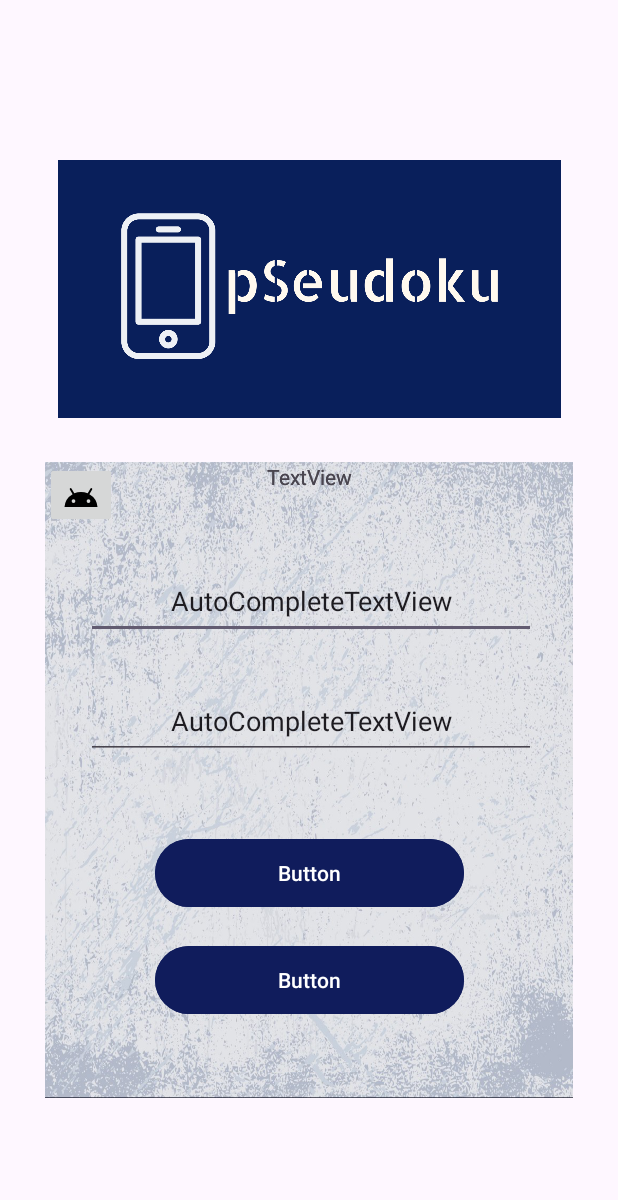
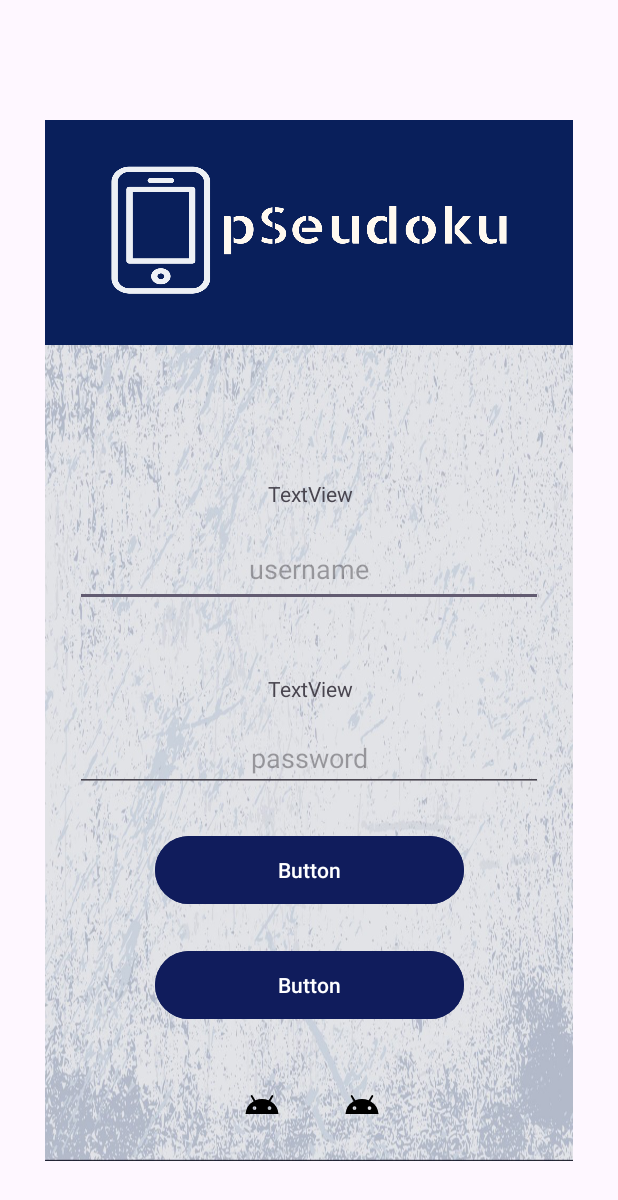
Before and after one commit to alcanl/pseudoku-mobile-app, an Android app built with Jetpack Compose: the LoginActivity screen opened directly, with no data from a screen before it, on a phone screen of 412 x 824 dp. Shown: the top 1200 px of the screen. Run offline under Robolectric (Android 15) with nearby library versions, the phone set to English and light mode, and no system bars; our stand-ins replace Dagger/Hilt's generated code, data binding.

Commit message:
21.03.2024 | LoginActivity design in process

```diff
--- a/app/src/main/res/layout/activity_login.xml
+++ b/app/src/main/res/layout/activity_login.xml
@@ -8,75 +8,67 @@
         android:layout_height="match_parent"
         tools:context="com.alcanl.sudoku.LoginActivity">
 
-        <ImageView
-            android:id="@+id/imageView3"
-            android:layout_width="335dp"
-            android:layout_height="385dp"
+        <androidx.constraintlayout.widget.ConstraintLayout
+            android:layout_width="0dp"
+            android:layout_height="0dp"
+            android:layout_marginStart="30dp"
+            android:layout_marginTop="80dp"
+            android:layout_marginEnd="30dp"
+            android:layout_marginBottom="50dp"
+            android:background="@drawable/table_background"
             app:layout_constraintBottom_toBottomOf="parent"
             app:layout_constraintEnd_toEndOf="parent"
             app:layout_constraintStart_toStartOf="parent"
             app:layout_constraintTop_toTopOf="parent"
-            app:layout_constraintVertical_bias="0.0"
-            app:srcCompat="@drawable/pseudoku_high_logo"
-            tools:ignore="ContentDescription" />
+            app:layout_constraintVertical_bias="0.0">
 
-        <androidx.constraintlayout.widget.ConstraintLayout
-            android:layout_width="0dp"
-            android:layout_height="424dp"
-            android:layout_marginStart="30dp"
-            android:layout_marginEnd="30dp"
-            android:background="@drawable/table_background"
-            app:layout_constraintBottom_toBottomOf="parent"
-            app:layout_constraintEnd_toEndOf="parent"
-            app:layout_constraintHorizontal_bias="0.0"
-            app:layout_constraintStart_toStartOf="parent"
-            app:layout_constraintTop_toTopOf="parent"
-            app:layout_constraintVertical_bias="0.77">
+            <ImageView
+                android:id="@+id/imageView3"
+                android:layout_width="0dp"
+                android:layout_height="150dp"
+                android:scaleType="fitXY"
+                app:layout_constraintBottom_toBottomOf="parent"
+                app:layout_constraintEnd_toEndOf="parent"
+                app:layout_constraintHorizontal_bias="0.0"
+                app:layout_constraintStart_toStartOf="parent"
+                app:layout_constraintTop_toTopOf="parent"
+                app:layout_constraintVertical_bias="0.0"
+                app:srcCompat="@drawable/pseudoku_high_logo"
+                tools:ignore="ContentDescription" />
 
             <Button
                 android:id="@+id/button"
                 android:layout_width="206dp"
                 android:layout_height="53dp"
+                android:backgroundTint="@color/theme_blue"
                 android:text="Button"
-                android:backgroundTint="@color/theme_blue"
                 app:layout_constraintBottom_toBottomOf="parent"
                 app:layout_constraintEnd_toEndOf="parent"
                 app:layout_constraintStart_toStartOf="parent"
                 app:layout_constraintTop_toTopOf="parent"
-                app:layout_constraintVertical_bias="0.668" />
+                app:layout_constraintVertical_bias="0.739" />
 
             <AutoCompleteTextView
                 android:id="@+id/autoCompleteTextView"
-                android:layout_width="300dp"
+                android:layout_width="0dp"
                 android:layout_height="50dp"
-                android:text="AutoCompleteTextView"
+                android:layout_marginStart="20dp"
+                android:layout_marginEnd="20dp"
+                android:hint="username"
                 android:textAlignment="center"
                 app:layout_constraintBottom_toBottomOf="parent"
                 app:layout_constraintEnd_toEndOf="parent"
                 app:layout_constraintHorizontal_bias="0.531"
                 app:layout_constraintStart_toStartOf="parent"
                 app:layout_constraintTop_toTopOf="parent"
-                app:layout_constraintVertical_bias="0.181" />
-
-            <AutoCompleteTextView
-                android:id="@+id/autoCompleteTextView2"
-                android:layout_width="300dp"
-                android:layout_height="50dp"
-                android:text="AutoCompleteTextView"
-                android:textAlignment="center"
-                app:layout_constraintBottom_toBottomOf="parent"
-                app:layout_constraintEnd_toEndOf="parent"
-                app:layout_constraintHorizontal_bias="0.531"
-                app:layout_constraintStart_toStartOf="parent"
-                app:layout_constraintTop_toTopOf="parent"
-                app:layout_constraintVertical_bias="0.395" />
+                app:layout_constraintVertical_bias="0.426" />
 
             <Button
                 android:id="@+id/button2"
                 android:layout_width="206dp"
                 android:layout_height="53dp"
+                android:backgroundTint="@color/theme_blue"
                 android:text="Button"
-                android:backgroundTint="@color/theme_blue"
                 app:layout_constraintBottom_toBottomOf="parent"
                 app:layout_constraintEnd_toEndOf="parent"
                 app:layout_constraintStart_toStartOf="parent"
@@ -88,34 +80,67 @@
                 android:layout_width="wrap_content"
                 android:layout_height="wrap_content"
                 android:text="TextView"
+                app:layout_constraintBottom_toBottomOf="parent"
                 app:layout_constraintEnd_toEndOf="parent"
+                app:layout_constraintHorizontal_bias="0.503"
                 app:layout_constraintStart_toStartOf="parent"
-                tools:layout_editor_absoluteY="35dp" />
+                app:layout_constraintTop_toTopOf="parent"
+                app:layout_constraintVertical_bias="0.547" />
 
             <TextView
                 android:id="@+id/textView9"
                 android:layout_width="wrap_content"
                 android:layout_height="wrap_content"
                 android:text="TextView"
+                app:layout_constraintBottom_toBottomOf="parent"
                 app:layout_constraintEnd_toEndOf="parent"
+                app:layout_constraintHorizontal_bias="0.503"
                 app:layout_constraintStart_toStartOf="parent"
-                tools:layout_editor_absoluteY="123dp" />
+                app:layout_constraintTop_toTopOf="parent"
+                app:layout_constraintVertical_bias="0.355" />
 
             <ImageButton
                 android:id="@+id/imageButton"
                 android:layout_width="wrap_content"
                 android:layout_height="wrap_content"
-                app:srcCompat="@drawable/ic_android_black_24dp"
-                tools:layout_editor_absoluteX="104dp"
-                tools:layout_editor_absoluteY="380dp" />
+                android:backgroundTint="#00FFFFFF"
+                app:layout_constraintBottom_toBottomOf="parent"
+                app:layout_constraintEnd_toEndOf="parent"
+                app:layout_constraintHorizontal_bias="0.397"
+                app:layout_constraintStart_toStartOf="parent"
+                app:layout_constraintTop_toTopOf="parent"
+                app:layout_constraintVertical_bias="0.973"
+                app:srcCompat="@drawable/ic_android_black_24dp" />
 
             <ImageButton
                 android:id="@+id/imageButton2"
                 android:layout_width="wrap_content"
                 android:layout_height="wrap_content"
-                app:srcCompat="@drawable/ic_android_black_24dp"
-                tools:layout_editor_absoluteX="179dp"
-                tools:layout_editor_absoluteY="380dp" />
+                android:backgroundTint="#00FFFFFF"
+                app:layout_constraintBottom_toBottomOf="parent"
+                app:layout_constraintEnd_toEndOf="parent"
+                app:layout_constraintHorizontal_bias="0.616"
+                app:layout_constraintStart_toStartOf="parent"
+                app:layout_constraintTop_toTopOf="parent"
+                app:layout_constraintVertical_bias="0.973"
+                app:srcCompat="@drawable/ic_android_black_24dp" />
+
+            <EditText
+                android:id="@+id/editTextTextPassword"
+                android:layout_width="0dp"
+                android:layout_height="wrap_content"
+                android:layout_marginStart="20dp"
+                android:layout_marginEnd="20dp"
+                android:ems="10"
+                android:inputType="textPassword"
+                android:hint="password"
+                android:textAlignment="center"
+                app:layout_constraintBottom_toBottomOf="parent"
+                app:layout_constraintEnd_toEndOf="parent"
+                app:layout_constraintHorizontal_bias="0.504"
+                app:layout_constraintStart_toStartOf="parent"
+                app:layout_constraintTop_toTopOf="parent"
+                app:layout_constraintVertical_bias="0.621" />
         </androidx.constraintlayout.widget.ConstraintLayout>
     </androidx.constraintlayout.widget.ConstraintLayout>
 </layout>
```
